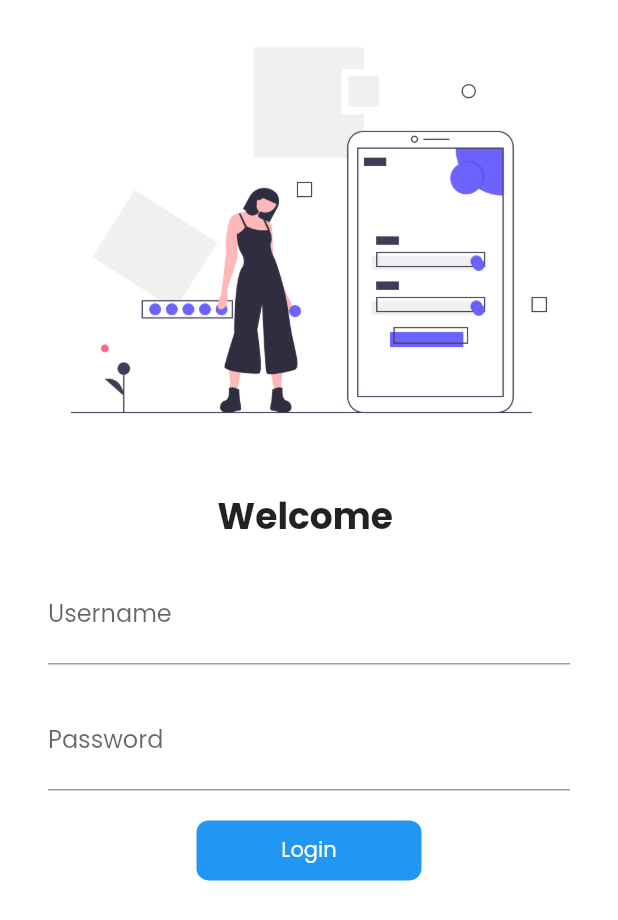
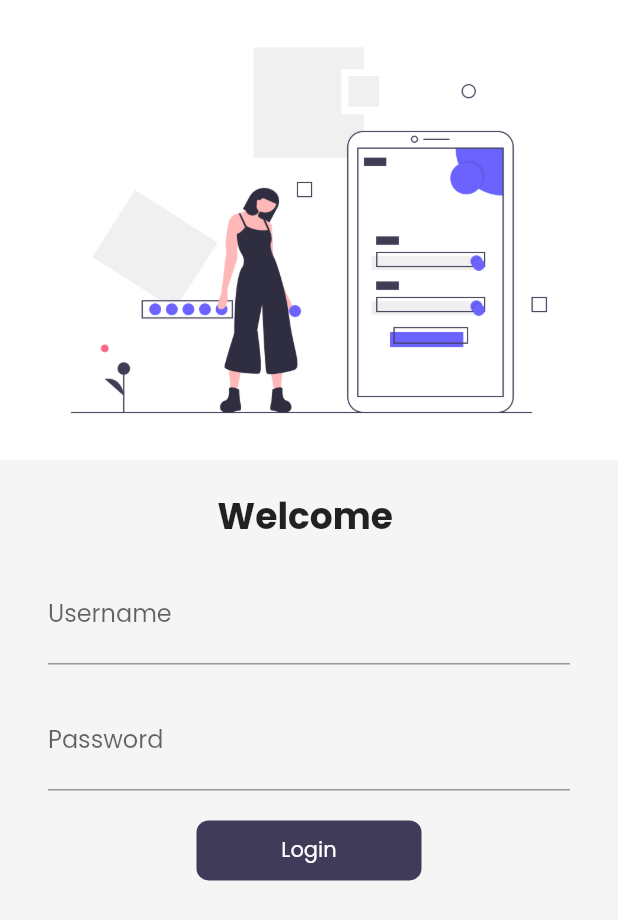
Before and after one commit to Aashish-Dahal/30DaysOfFlutter, a Flutter app: the LoginPage screen opened by its route, on a phone screen of 412 x 824 dp. Shown: the top 920 px of the screen. Run offline on Flutter 3.47's test engine with Material 2 defaults, Android fonts, the light colour scheme and no system bars; our stand-ins replace google_fonts, velocity_x; network calls fail.

Commit message:
day 16 completed

```diff
--- a/lib/pages/Login_page.dart
+++ b/lib/pages/Login_page.dart
@@ -1,5 +1,6 @@
 import 'package:demo_app/utils/utils.dart';
 import 'package:flutter/material.dart';
+import 'package:velocity_x/velocity_x.dart';
 
 class LoginPage extends StatefulWidget {
   const LoginPage({Key key}) : super(key: key);
@@ -28,7 +29,7 @@ class _LoginPageState extends State<LoginPage> {
   @override
   Widget build(BuildContext context) {
     return Scaffold(
-      backgroundColor: Colors.white,
+      backgroundColor: context.canvasColor,
       body: SingleChildScrollView(
         child: Form(
           key: _formKey,
@@ -81,7 +82,7 @@ class _LoginPageState extends State<LoginPage> {
                       height: 20,
                     ),
                     Material(
-                      color: Colors.blue,
+                      color: context.theme.buttonColor,
                       borderRadius:
                           BorderRadius.circular(changeButton ? 40 : 8),
                       child: InkWell(
--- a/lib/pages/home_page.dart
+++ b/lib/pages/home_page.dart
@@ -34,13 +34,13 @@ class _HomePageState extends State<HomePage> {
   @override
   Widget build(BuildContext context) {
     return Scaffold(
-      backgroundColor: MyTheme.creamColor,
+      backgroundColor: context.cardColor,
       floatingActionButton: FloatingActionButton(
         onPressed: () {
           Navigator.pushNamed(context, MyRoutes.cartRoute);
         },
-        backgroundColor: MyTheme.darkBluishColor,
-        child: Icon(CupertinoIcons.cart),
+        backgroundColor: context.theme.buttonColor,
+        child: Icon(CupertinoIcons.cart, color: Colors.white),
       ),
       body: SafeArea(
         child: Container(
--- a/lib/widgets/home_widgets/catalog_header.dart
+++ b/lib/widgets/home_widgets/catalog_header.dart
@@ -1,4 +1,3 @@
-import 'package:demo_app/widgets/themes.dart';
 import 'package:flutter/material.dart';
 import 'package:velocity_x/velocity_x.dart';
 
@@ -8,7 +7,7 @@ class CatalogHeader extends StatelessWidget {
     return Column(
       crossAxisAlignment: CrossAxisAlignment.start,
       children: [
-        "Demo App".text.xl4.bold.color(MyTheme.darkBluishColor).make(),
+        "Demo App".text.xl4.bold.color(context.theme.buttonColor).make(),
         "Trending products".text.xl2.make()
       ],
     );
--- a/lib/widgets/home_widgets/catalog_image.dart
+++ b/lib/widgets/home_widgets/catalog_image.dart
@@ -1,4 +1,3 @@
-import 'package:demo_app/widgets/themes.dart';
 import 'package:flutter/material.dart';
 import 'package:velocity_x/velocity_x.dart';
 
@@ -16,7 +15,7 @@ class CatalogImage extends StatelessWidget {
         .p16
         .rounded
         .p8
-        .color(MyTheme.creamColor)
+        .color(context.canvasColor)
         .make()
         .p16()
         .w40(context);
--- a/lib/widgets/themes.dart
+++ b/lib/widgets/themes.dart
@@ -1,20 +1,38 @@
 import 'package:flutter/material.dart';
 import 'package:google_fonts/google_fonts.dart';
+import 'package:velocity_x/velocity_x.dart';
 
 class MyTheme {
   static ThemeData lightTheme(BuildContext context) => ThemeData(
       primaryColor: Colors.blue,
       fontFamily: GoogleFonts.poppins().fontFamily,
       primaryTextTheme: GoogleFonts.poppinsTextTheme(),
+      cardColor: Colors.white,
+      canvasColor: creamColor,
+      buttonColor: darkBluishColor,
+      accentColor: darkBluishColor,
       appBarTheme: AppBarTheme(
           color: Colors.white,
           elevation: 0.0,
           iconTheme: IconThemeData(color: Colors.black),
           textTheme: Theme.of(context).textTheme));
 
-  static ThemeData darkTheme(BuildContext context) =>
-      ThemeData(brightness: Brightness.dark);
+  static ThemeData darkTheme(BuildContext context) => ThemeData(
+      brightness: Brightness.dark,
+      fontFamily: GoogleFonts.poppins().fontFamily,
+      primaryTextTheme: GoogleFonts.poppinsTextTheme(),
+      cardColor: Colors.black,
+      canvasColor: darkCreamColor,
+      buttonColor: lightBluishColor,
+      accentColor: Colors.white,
+      appBarTheme: AppBarTheme(
+          color: Colors.black,
+          elevation: 0.0,
+          iconTheme: IconThemeData(color: Colors.white),
+          textTheme: Theme.of(context).textTheme));
 
   static Color creamColor = Color(0xfff5f5f5);
+  static Color darkCreamColor = Vx.gray900;
   static Color darkBluishColor = Color(0xff403b58);
+  static Color lightBluishColor = Vx.indigo500;
 }
```
Also changed, not shown: lib/pages/home_detail_page.dart (+9 -6 lines), lib/widgets/home_widgets/catalog_list.dart (+3 -4 lines).
